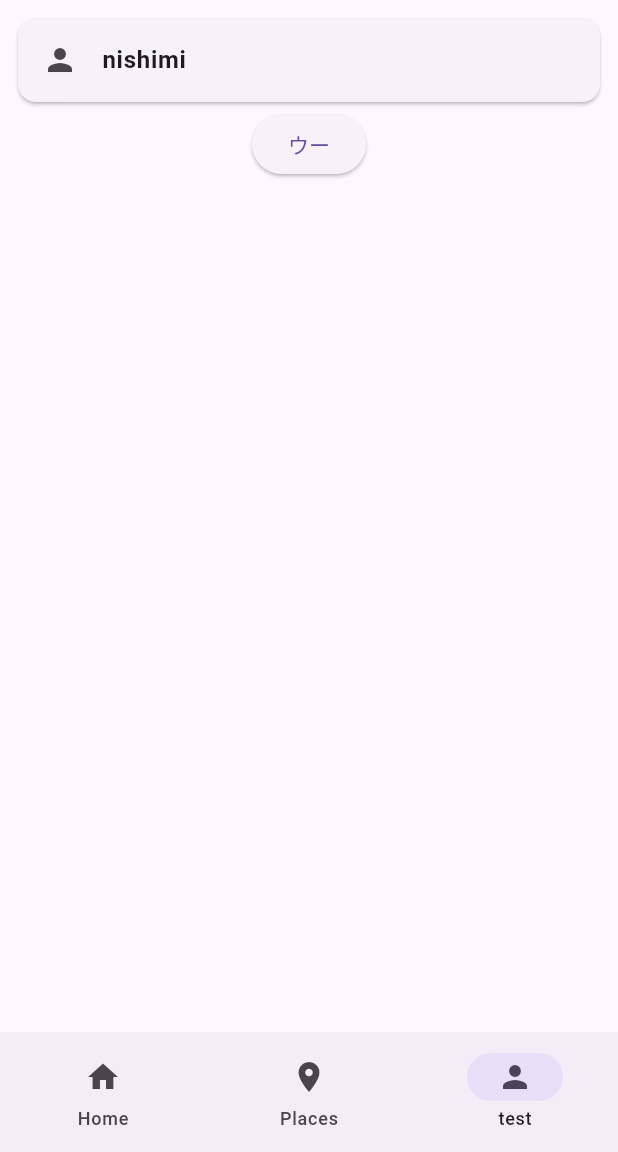
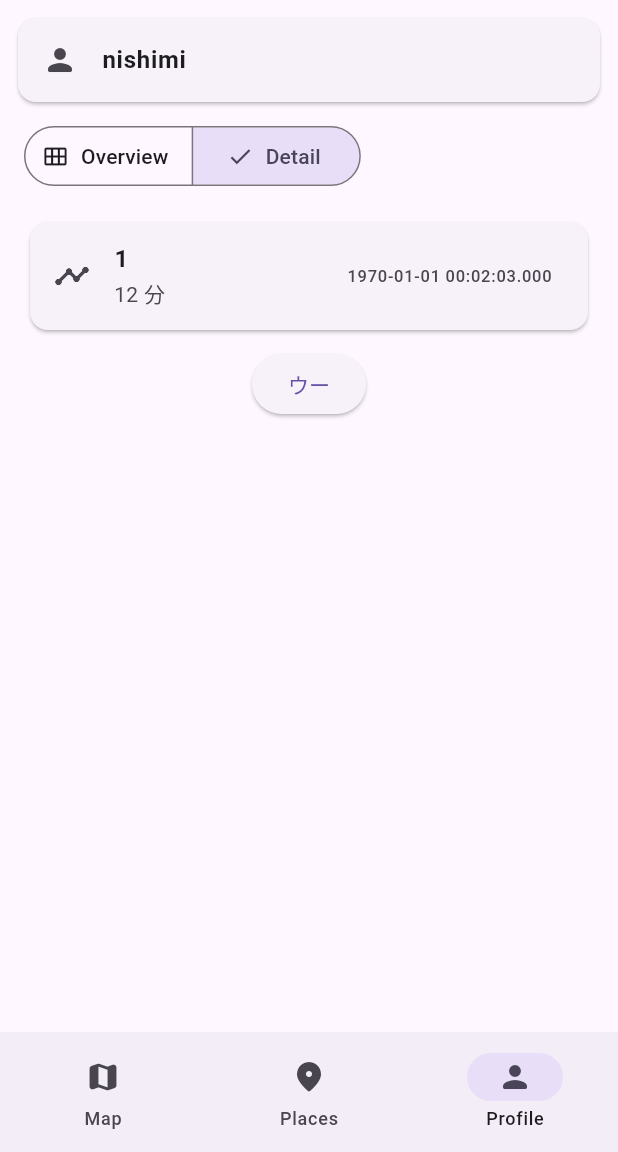
Before and after one commit to ynishimi/Study_app, a Flutter app: the screen it shows after launch, item 3 of the bottom bar chosen, on a phone screen of 412 x 824 dp, the part 84-1236 px from its top. Run offline on Flutter 3.47's test engine with Material 3 defaults, Android fonts, the phone set to English and light mode, and no system bars; our stand-ins replace cloud_firestore, firebase_core, google_fonts, google_maps_flutter, location, shared_preferences; missing offline and left inert: firebase_ui_auth; accounts and stored records are empty.

Commit message:
履歴を表示するためのカードを作成

```diff
--- a/lib/home_page.dart
+++ b/lib/home_page.dart
@@ -23,7 +23,7 @@ class HomePage extends StatefulWidget {
 }
 
 class _MyHomePageState extends State<HomePage> {
-  int currentPageIndex = 0;
+  int currentPageIndex = 1;
   @override
   Widget build(BuildContext context) {
     // This method is rerun every time setState is called, for instance as done
@@ -109,16 +109,16 @@ class _MyHomePageState extends State<HomePage> {
         selectedIndex: currentPageIndex,
         destinations: const <Widget>[
           NavigationDestination(
-            icon: Icon(Icons.home),
-            label: 'Home',
+            icon: Icon(Icons.map_rounded),
+            label: 'Map',
           ),
           NavigationDestination(
-            icon: Icon(Icons.place),
+            icon: Icon(Icons.place_rounded),
             label: 'Places',
           ),
           NavigationDestination(
-            icon: Icon(Icons.person),
-            label: 'test',
+            icon: Icon(Icons.person_rounded),
+            label: 'Profile',
           ),
         ],
       ), // This trailing comma makes auto-formatting nicer for build methods.
--- a/lib/profile_page.dart
+++ b/lib/profile_page.dart
@@ -17,10 +17,22 @@ class _ProfileState extends State<Profile> {
       padding: EdgeInsets.all(8.0),
       child: Column(
         children: <Widget>[
-          ProfileCard(
-            Icons.person,
+          const ProfileCard(
+            Icons.person_rounded,
             'nishimi',
           ),
+          const Padding(
+            padding: const EdgeInsets.all(8.0),
+            child: Row(
+              children: [
+                ViewChoice(),
+                Spacer(),
+              ],
+            ),
+          ),
+          Padding(
+              padding: const EdgeInsets.all(8.0),
+              child: HistoryCard(123, 1, 12)),
           // firestoreのテスト
           ElevatedButton(
             child: Text('ウー'),
@@ -29,7 +41,13 @@ class _ProfileState extends State<Profile> {
               await FirebaseFirestore.instance
                   .collection('users') // コレクションID
                   .doc('nishimi') // ドキュメントID
-                  .set({'time': 'now', 'comment': 'ウー'}); // データ
+                  .set({
+                'timestamp': DateTime.now().millisecondsSinceEpoch,
+                // 場所
+                'placeID': 1,
+                // 滞在時間
+                'duration': 25,
+              }); // データ
             },
           ),
         ],
--- a/lib/src/widgets.dart
+++ b/lib/src/widgets.dart
@@ -42,3 +42,71 @@ class ProfileCard extends StatelessWidget {
     );
   }
 }
+
+// 滞在履歴のカード
+class HistoryCard extends StatelessWidget {
+  const HistoryCard(this.timestamp, this.placeID, this.duration, {super.key});
+  final int timestamp;
+  final int placeID;
+  final int duration;
+
+  @override
+  Widget build(BuildContext context) {
+    return Card(
+      child: ListTile(
+        leading: const Icon(Icons.timeline_rounded),
+        title: Text(
+          placeID.toString(),
+          style: const TextStyle(
+            fontWeight: FontWeight.bold,
+          ),
+        ),
+        subtitle: Text(
+          '${duration.toString()} 分',
+        ),
+        trailing: Text(
+          '${DateTime.fromMillisecondsSinceEpoch(timestamp * 1000)}',
+        ),
+      ),
+    );
+  }
+}
+
+// 履歴を確認するためのボタン
+enum View { overview, detail }
+
+class ViewChoice extends StatefulWidget {
+  const ViewChoice({super.key});
+
+  @override
+  State<ViewChoice> createState() => _ViewChoiceState();
+}
+
+class _ViewChoiceState extends State<ViewChoice> {
+  View view = View.detail;
+
+  @override
+  Widget build(BuildContext context) {
+    return SegmentedButton<View>(
+      segments: const <ButtonSegment<View>>[
+        ButtonSegment<View>(
+            value: View.overview,
+            label: Text('Overview'),
+            icon: Icon(Icons.calendar_view_month_rounded)),
+        ButtonSegment<View>(
+            value: View.detail,
+            label: Text('Detail'),
+            icon: Icon(Icons.calendar_view_day_rounded)),
+      ],
+      selected: <View>{view},
+      onSelectionChanged: (Set<View> newSelection) {
+        setState(() {
+          // By default there is only a single segment that can be
+          // selected at one time, so its value is always the first
+          // item in the selected set.
+          view = newSelection.first;
+        });
+      },
+    );
+  }
+}
```
